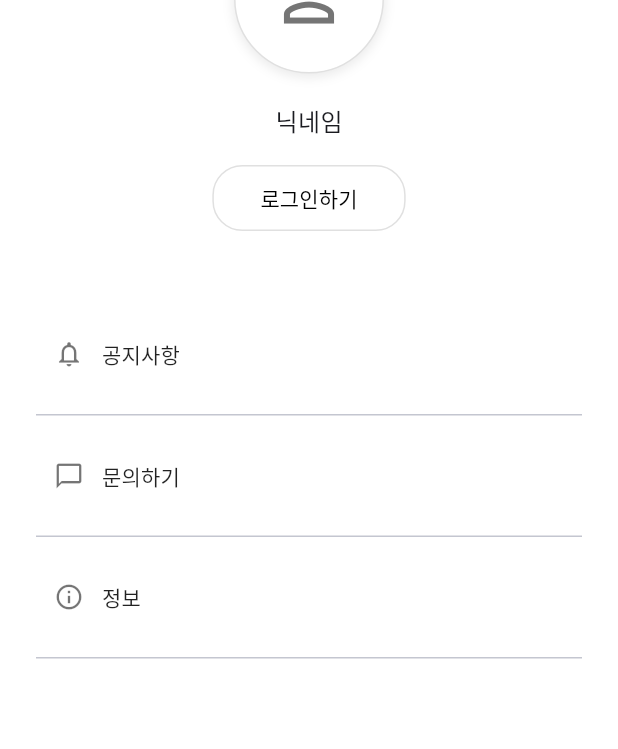
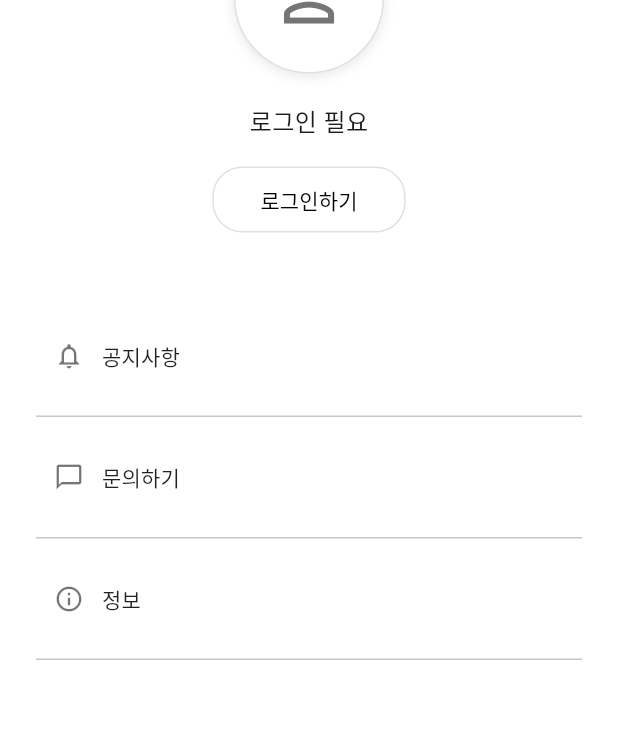
Before and after one commit to kit-kitHub/Facilities_Info-Frontend, a Flutter app: the screen it shows after launch, item 3 of the bottom bar chosen, after a tap on the "text decrease" icon, on a phone screen of 412 x 824 dp. Shown: the part 297-1046 px from the top of the screen. Run offline on Flutter 3.47's test engine with Material 3 defaults, Android fonts, the phone set to English and light mode, and no system bars; our stand-ins replace device_info_plus, flutter_dotenv, flutter_html, geocoding, geolocator, image_picker and 2 more; missing offline and left inert: kakao_map_plugin, mailer; network calls fail; Roboto replaces fonts that are missing (KoddiUDOnGothic).

Commit message:
메뉴 화면 로그인 유지

```diff
--- a/lib/src/menu.dart
+++ b/lib/src/menu.dart
@@ -1,11 +1,10 @@
 import 'package:flutter/material.dart';
+import 'package:shared_preferences/shared_preferences.dart'; // SharedPreferences 사용
 import '../screens/login_screen.dart';
-import 'Info.dart';
-
 import '/SingleTone/fontSizeManager.dart';
 import 'InquriyScreen.dart';
 import 'NoticeListPage.dart';
-
+import 'Info.dart';
 
 class MenuScreen extends StatefulWidget {
   const MenuScreen({Key? key}) : super(key: key);
@@ -15,7 +14,43 @@ class MenuScreen extends StatefulWidget {
 }
 
 class _MenuScreen extends State<MenuScreen> {
-  final fontSizeManager = FontSizeManager();  // FontSizeManager 로드
+  final fontSizeManager = FontSizeManager(); // FontSizeManager 로드
+  String? nickname; // 닉네임 변수
+  bool isLoggedIn = false; // 로그인 상태 확인
+
+  @override
+  void initState() {
+    super.initState();
+    _checkLoginStatus();
+  }
+
+  Future<void> _checkLoginStatus() async {
+    // SharedPreferences를 사용하여 로그인 상태 확인
+    SharedPreferences prefs = await SharedPreferences.getInstance();
+    String? storedNickname = prefs.getString('nickname');
+    String? token = prefs.getString('accessToken');
+
+    setState(() {
+      nickname = storedNickname;
+      isLoggedIn = token != null; // 토큰이 있으면 로그인 상태
+    });
+  }
+
+  Future<void> _logout() async {
+    // 로그아웃 처리: SharedPreferences에서 accessToken 제거
+    SharedPreferences prefs = await SharedPreferences.getInstance();
+    await prefs.remove('accessToken'); // 토큰 제거
+    await prefs.remove('nickname'); // 닉네임 제거
+
+    setState(() {
+      nickname = null;
+      isLoggedIn = false;
+    });
+
+    ScaffoldMessenger.of(context).showSnackBar(
+      const SnackBar(content: Text('로그아웃 되었습니다.')),
+    );
+  }
 
   @override
   Widget build(BuildContext context) {
@@ -24,11 +59,15 @@ class _MenuScreen extends State<MenuScreen> {
 
       // AppBar
       appBar: AppBar(
-        title: Text('메뉴'),
+        title: const Text('메뉴'),
         actions: [
           IconButton(
-            icon: Icon(Icons.text_decrease),
-            onPressed: () { setState(() { fontSizeManager.decreaseFontSize(); }); },
+            icon: const Icon(Icons.text_decrease),
+            onPressed: () {
+              setState(() {
+                fontSizeManager.decreaseFontSize();
+              });
+            },
           ),
           Padding(
             padding: const EdgeInsets.symmetric(vertical: 16.0),
@@ -40,12 +79,15 @@ class _MenuScreen extends State<MenuScreen> {
             ),
           ),
           IconButton(
-            icon: Icon(Icons.text_increase),
-            onPressed: () { setState(() { fontSizeManager.increaseFontSize(); }); },
+            icon: const Icon(Icons.text_increase),
+            onPressed: () {
+              setState(() {
+                fontSizeManager.increaseFontSize();
+              });
+            },
           ),
         ],
       ),
-
 
       body: SafeArea(
         child: Padding(
@@ -58,7 +100,7 @@ class _MenuScreen extends State<MenuScreen> {
               Text(
                 'MY',
                 style: TextStyle(
-                  fontSize: fontSizeManager.fontSize + 8, // default : 24
+                  fontSize: fontSizeManager.fontSize + 8,
                   fontWeight: FontWeight.bold,
                 ),
               ),
@@ -89,22 +131,27 @@ class _MenuScreen extends State<MenuScreen> {
                 ),
               ),
               const SizedBox(height: 20),
+
               // Nickname
               Text(
-                '닉네임',
+                nickname ?? '로그인 필요',
                 style: TextStyle(
-                  fontSize: fontSizeManager.fontSize + 2, // default : 18
+                  fontSize: fontSizeManager.fontSize + 2,
                   fontWeight: FontWeight.w500,
                 ),
               ),
               const SizedBox(height: 16),
-              // Login Button
+
+              // Login / Logout Button
+              if (!isLoggedIn) // 로그인이 안 되어 있을 때
                 OutlinedButton(
                   onPressed: () {
                     Navigator.push(
                       context,
                       MaterialPageRoute(builder: (context) => LoginScreen()),
-                  );
+                    ).then((value) {
+                      _checkLoginStatus(); // 로그인 후 상태 업데이트
+                    });
                   },
                   style: OutlinedButton.styleFrom(
                     shape: RoundedRectangleBorder(
@@ -120,8 +167,27 @@ class _MenuScreen extends State<MenuScreen> {
                       fontSize: fontSizeManager.fontSize,
                     ),
                   ),
+                )
+              else // 로그인이 되어 있을 때
+                OutlinedButton(
+                  onPressed: _logout,
+                  style: OutlinedButton.styleFrom(
+                    shape: RoundedRectangleBorder(
+                      borderRadius: BorderRadius.circular(20),
+                    ),
+                    side: BorderSide(color: Colors.grey.shade300),
+                    padding: const EdgeInsets.symmetric(horizontal: 32, vertical: 12),
+                  ),
+                  child: Text(
+                    '로그아웃',
+                    style: TextStyle(
+                      color: Colors.black,
+                      fontSize: fontSizeManager.fontSize,
+                    ),
+                  ),
                 ),
               const SizedBox(height: 40),
+
               // Menu Items
               _buildMenuItem(Icons.notifications_none_outlined, '공지사항',
                     () => Navigator.push(context,
@@ -132,12 +198,14 @@ class _MenuScreen extends State<MenuScreen> {
               _buildMenuItem(Icons.chat_bubble_outline, '문의하기',
                     () => Navigator.push(context,
                   MaterialPageRoute(builder: (context) => InquiryScreen()),
-                ),),
+                ),
+              ),
               const Divider(height: 1),
               _buildMenuItem(Icons.info_outline, '정보',
                     () => Navigator.push(context,
                   MaterialPageRoute(builder: (context) => InfoScreen()),
-                ),),
+                ),
+              ),
               const Divider(height: 1),
             ],
           ),
@@ -156,8 +224,8 @@ class _MenuScreen extends State<MenuScreen> {
         child: Row(
           children: [
             Icon(icon, size: 20, color: Colors.black54),
-            SizedBox(width: 12),
-            Text(title, style: TextStyle(color: Colors.black87, fontSize: 14)),
+            const SizedBox(width: 12),
+            Text(title, style: const TextStyle(color: Colors.black87, fontSize: 14)),
           ],
         ),
       ),
```
Also changed, not shown: lib/review/api_controller.dart (+16 -3 lines), lib/screens/signup_screen.dart (deleted, +0 -60 lines), lib/screens/token_screen.dart (deleted, +0 -46 lines), lib/services/login_service.dart (deleted, +0 -55 lines). Lines whose indentation alone changed are shown as unchanged.
